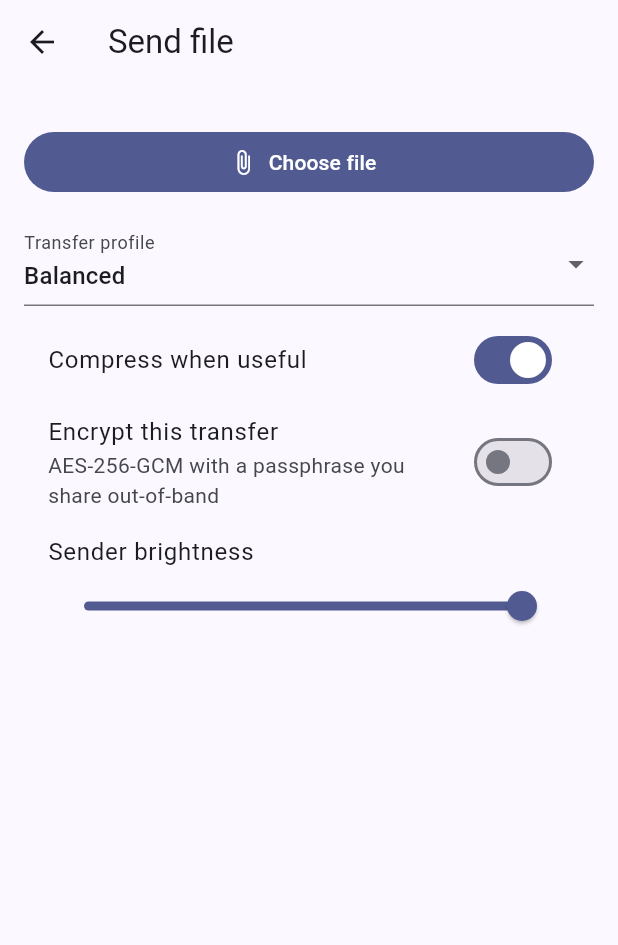
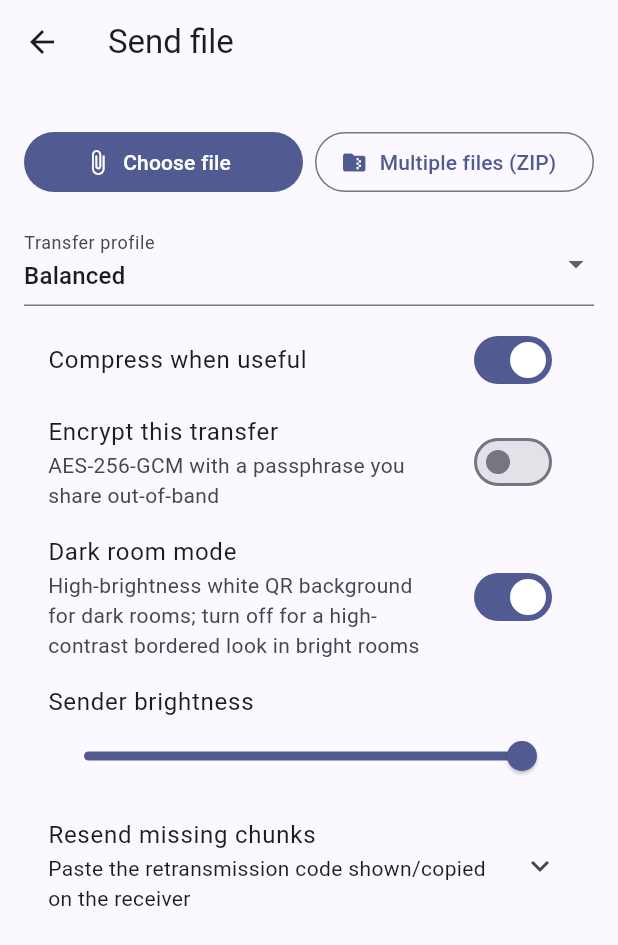
Before and after one commit to AvishkarKedar/qrdata, a Flutter app: the SendScreen screen opened directly, on a phone screen of 412 x 824 dp. Shown: the top 945 px of the screen. Run offline on Flutter 3.47's test engine with Material 3 defaults, Android fonts, the phone set to English and light mode, and no system bars; our stand-ins replace file_picker, qr_flutter, wakelock_plus; missing offline and left inert: cryptography, desktop_drop, mobile_scanner.

Commit message:
Send screen: batch ZIP transfer and sender-side retransmission apply

```diff
--- a/lib/screens/send_screen.dart
+++ b/lib/screens/send_screen.dart
@@ -1,6 +1,7 @@
 import 'dart:async';
 import 'dart:io';
 
+import 'package:archive/archive.dart';
 import 'package:desktop_drop/desktop_drop.dart';
 import 'package:file_picker/file_picker.dart';
 import 'package:flutter/foundation.dart';
@@ -10,6 +11,7 @@ import 'package:qr_flutter/qr_flutter.dart';
 import 'package:wakelock_plus/wakelock_plus.dart';
 
 import '../transfer/qr_encoder.dart';
+import '../transfer/retransmission.dart';
 import '../transfer/transfer_estimator.dart';
 import '../transfer/transfer_profile.dart';
 import '../widgets/artifact_preview.dart';
@@ -24,10 +26,19 @@ class SendScreen extends StatefulWidget {
 class _SendScreenState extends State<SendScreen> {
   final fpsOptions = const [10, 15, 30, 60, 90, 120];
   final passphraseController = TextEditingController();
+  final retransmissionController = TextEditingController();
   int fps = 15;
   TransferProfile profile = TransferProfile.balanced;
+
+  /// The complete frame set for the current transfer (manifest + all data +
+  /// FEC frames). `frames` below is what is actually looping on screen, and
+  /// may be a filtered subset while resending only missing chunks.
+  List<String> allFrames = [];
   List<String> frames = [];
-  PlatformFile? selectedFile;
+  String? resendNoticeText;
+
+  String? fileName;
+  int? fileSizeBytes;
   List<int>? selectedBytes;
   int frameIndex = 0;
   Timer? timer;
@@ -37,11 +48,13 @@ class _SendScreenState extends State<SendScreen> {
   bool encrypt = false;
   bool encoding = false;
   double brightness = 1.0;
+  bool roomIsDark = true;
 
   @override
   void dispose() {
     timer?.cancel();
     passphraseController.dispose();
+    retransmissionController.dispose();
     WakelockPlus.disable();
     super.dispose();
   }
@@ -49,35 +62,51 @@ class _SendScreenState extends State<SendScreen> {
   Future<void> pickFile() async {
     final result = await FilePicker.platform.pickFiles(withData: true, allowMultiple: false);
     if (result == null || result.files.isEmpty) return;
-    await loadPlatformFile(result.files.single);
+    final file = result.files.single;
+    final bytes = file.bytes ?? await File(file.path!).readAsBytes();
+    await _stageSelection(name: file.name, bytes: bytes);
+  }
+
+  Future<void> pickMultipleFilesAsZip() async {
+    final result = await FilePicker.platform.pickFiles(withData: true, allowMultiple: true);
+    if (result == null || result.files.isEmpty) return;
+
+    final archive = Archive();
+    for (final file in result.files) {
+      final bytes = file.bytes ?? await File(file.path!).readAsBytes();
+      archive.addFile(ArchiveFile(file.name, bytes.length, bytes));
+    }
+    final zipBytes = ZipEncoder().encode(archive);
+    if (zipBytes == null) return;
+
+    final stamp = DateTime.now().millisecondsSinceEpoch;
+    await _stageSelection(name: 'bundle_$stamp.zip', bytes: zipBytes, forceMimeType: 'application/zip');
   }
 
   Future<void> loadDroppedFile(String path) async {
     final file = File(path);
     final bytes = await file.readAsBytes();
-    await loadPlatformFile(PlatformFile(
-      name: path.split(Platform.pathSeparator).last,
-      size: bytes.length,
-      path: path,
-      bytes: bytes,
-    ));
+    await _stageSelection(name: path.split(Platform.pathSeparator).last, bytes: bytes);
   }
 
-  Future<void> loadPlatformFile(PlatformFile file) async {
-    final bytes = file.bytes ?? await File(file.path!).readAsBytes();
-
+  Future<void> _stageSelection({required String name, required List<int> bytes, String? forceMimeType}) async {
     if (encrypt && passphraseController.text.isEmpty) {
       setState(() {
-        selectedFile = file;
+        fileName = name;
+        fileSizeBytes = bytes.length;
         selectedBytes = bytes;
+        allFrames = [];
         frames = [];
         estimate = null;
       });
       return;
     }
+    await _encodeAndShow(name: name, bytes: bytes, forceMimeType: forceMimeType);
+  }
 
+  Future<void> _encodeAndShow({required String name, required List<int> bytes, String? forceMimeType}) async {
     setState(() => encoding = true);
-    final mimeType = lookupMimeType(file.name, headerBytes: bytes) ?? 'application/octet-stream';
+    final mimeType = forceMimeType ?? lookupMimeType(name, headerBytes: bytes) ?? 'application/octet-stream';
     final encoder = QRFileEncoder(
       chunkSize: profile.chunkSize,
       profile: profile,
@@ -85,7 +114,7 @@ class _SendScreenState extends State<SendScreen> {
       compressed: compress && _shouldCompress(mimeType),
     );
     final transfer = await encoder.encodeFile(
-      fileName: file.name,
+      fileName: name,
       mimeType: mimeType,
       bytes: bytes,
       passphrase: encrypt ? passphraseController.text : null,
@@ -93,9 +122,12 @@ class _SendScreenState extends State<SendScreen> {
 
     if (!mounted) return;
     setState(() {
-      selectedFile = file;
+      fileName = name;
+      fileSizeBytes = bytes.length;
       selectedBytes = bytes;
+      allFrames = transfer.frames;
       frames = transfer.frames;
+      resendNoticeText = null;
       frameIndex = 0;
       encoding = false;
       estimate = TransferEstimator.estimate(
@@ -104,6 +136,37 @@ class _SendScreenState extends State<SendScreen> {
         fps: fps,
         loopRedundancy: profile.loopRedundancy,
       );
+    });
+  }
+
+  void applyRetransmissionCode() {
+    final request = RetransmissionRequest.tryParse(retransmissionController.text.trim());
+    if (request == null || allFrames.isEmpty) {
+      ScaffoldMessenger.of(context).showSnackBar(
+        const SnackBar(content: Text('Could not read that retransmission code.')),
+      );
+      return;
+    }
+    final missingOnly = RetransmissionFilter.onlyMissingFrames(frames: allFrames, request: request);
+    if (missingOnly.isEmpty) {
+      ScaffoldMessenger.of(context).showSnackBar(
+        const SnackBar(content: Text('No matching chunks found for that transfer ID.')),
+      );
+      return;
+    }
+    final manifestFrame = allFrames.firstWhere((f) => f.startsWith('QRD1M|'), orElse: () => '');
+    setState(() {
+      frames = manifestFrame.isEmpty ? missingOnly : [manifestFrame, ...missingOnly];
+      frameIndex = 0;
+      resendNoticeText = 'Resending ${missingOnly.length} missing chunk(s) for transfer ${request.transferId}';
+    });
+  }
+
+  void resumeFullLoop() {
+    setState(() {
+      frames = allFrames;
+      frameIndex = 0;
+      resendNoticeText = null;
     });
   }
 
@@ -133,7 +196,7 @@ class _SendScreenState extends State<SendScreen> {
   Widget build(BuildContext context) {
     final currentFrame = frames.isEmpty ? null : frames[frameIndex];
     final isWindows = !kIsWeb && Platform.isWindows;
-    final needsPassphrase = encrypt && passphraseController.text.isEmpty && selectedFile != null;
+    final needsPassphrase = encrypt && passphraseController.text.isEmpty && fileName != null && allFrames.isEmpty;
 
     final content = ListView(
       padding: const EdgeInsets.all(16),
@@ -143,41 +206,53 @@ class _SendScreenState extends State<SendScreen> {
             color: isDragging ? Colors.indigo.shade50 : null,
             child: const Padding(
               padding: EdgeInsets.all(24),
-              child: Center(child: Text('Drag and drop a file here, or use Choose file')),
+              child: Center(child: Text('Drag and drop a file here, or use the buttons below')),
             ),
           ),
         const SizedBox(height: 12),
-        FilledButton.icon(onPressed: pickFile, icon: const Icon(Icons.attach_file), label: const Text('Choose file')),
+        Row(children: [
+          Expanded(
+            child: FilledButton.icon(onPressed: pickFile, icon: const Icon(Icons.attach_file), label: const Text('Choose file')),
+          ),
+          const SizedBox(width: 8),
+          Expanded(
+            child: OutlinedButton.icon(
+              onPressed: pickMultipleFilesAsZip,
+              icon: const Icon(Icons.folder_zip),
+              label: const Text('Multiple files (ZIP)'),
+            ),
+          ),
+        ]),
         const SizedBox(height: 16),
         DropdownButtonFormField<TransferProfile>(
           value: profile,
           decoration: const InputDecoration(labelText: 'Transfer profile'),
           items: TransferProfile.values.map((p) => DropdownMenuItem(value: p, child: Text(p.label))).toList(),
-          onChanged: (value) {
+          onChanged: (value) async {
             if (value == null) return;
             setState(() {
               profile = value;
               fps = value.recommendedFps;
             });
-            if (selectedFile != null) loadPlatformFile(selectedFile!);
+            if (fileName != null && selectedBytes != null) await _encodeAndShow(name: fileName!, bytes: selectedBytes!);
           },
         ),
         const SizedBox(height: 8),
         SwitchListTile(
           title: const Text('Compress when useful'),
           value: compress,
-          onChanged: (v) {
+          onChanged: (v) async {
             setState(() => compress = v);
-            if (selectedFile != null) loadPlatformFile(selectedFile!);
+            if (fileName != null && selectedBytes != null) await _encodeAndShow(name: fileName!, bytes: selectedBytes!);
           },
         ),
         SwitchListTile(
           title: const Text('Encrypt this transfer'),
           subtitle: const Text('AES-256-GCM with a passphrase you share out-of-band'),
           value: encrypt,
-          onChanged: (v) {
+          onChanged: (v) async {
             setState(() => encrypt = v);
-            if (selectedFile != null) loadPlatformFile(selectedFile!);
+            if (fileName != null && selectedBytes != null && !encrypt) await _encodeAndShow(name: fileName!, bytes: selectedBytes!);
           },
         ),
         if (encrypt)
@@ -194,15 +269,55 @@ class _SendScreenState extends State<SendScreen> {
                 ),
                 const SizedBox(width: 8),
                 FilledButton(
-                  onPressed: selectedFile == null ? null : () => loadPlatformFile(selectedFile!),
+                  onPressed: (fileName == null || selectedBytes == null)
+                      ? null
+                      : () => _encodeAndShow(name: fileName!, bytes: selectedBytes!),
                   child: const Text('Apply'),
                 ),
               ],
             ),
           ),
+        SwitchListTile(
+          title: const Text('Dark room mode'),
+          subtitle: const Text('High-brightness white QR background for dark rooms; turn off for a high-contrast bordered look in bright rooms'),
+          value: roomIsDark,
+          onChanged: (v) => setState(() {
+            roomIsDark = v;
+            brightness = v ? 1.0 : 0.85;
+          }),
+        ),
         ListTile(
           title: const Text('Sender brightness'),
           subtitle: Slider(value: brightness, min: 0.4, max: 1.0, onChanged: (v) => setState(() => brightness = v)),
+        ),
+        ExpansionTile(
+          title: const Text('Resend missing chunks'),
+          subtitle: const Text('Paste the retransmission code shown/copied on the receiver'),
+          children: [
+            Padding(
+              padding: const EdgeInsets.symmetric(horizontal: 16, vertical: 8),
+              child: Column(
+                crossAxisAlignment: CrossAxisAlignment.stretch,
+                children: [
+                  TextField(
+                    controller: retransmissionController,
+                    decoration: const InputDecoration(labelText: 'Retransmission code (QRD1R|...)'),
+                    maxLines: 2,
+                  ),
+                  const SizedBox(height: 8),
+                  Row(children: [
+                    Expanded(child: FilledButton(onPressed: applyRetransmissionCode, child: const Text('Resend those chunks'))),
+                    const SizedBox(width: 8),
+                    Expanded(child: OutlinedButton(onPressed: allFrames.isEmpty ? null : resumeFullLoop, child: const Text('Back to full loop'))),
+                  ]),
+                  if (resendNoticeText != null) ...[
+                    const SizedBox(height: 8),
+                    Text(resendNoticeText!, style: const TextStyle(fontWeight: FontWeight.w600)),
+                  ],
+                ],
+              ),
+            ),
+          ],
         ),
         if (encoding) const Center(child: Padding(padding: EdgeInsets.all(16), child: CircularProgressIndicator())),
         if (needsPassphrase)
@@ -210,11 +325,11 @@ class _SendScreenState extends State<SendScreen> {
             padding: EdgeInsets.symmetric(vertical: 8),
             child: Text('Enter a passphrase and press Apply to generate encrypted QR frames.'),
           ),
-        if (selectedFile != null && frames.isNotEmpty) ...[
-          Text('File: ${selectedFile!.name}'),
-          Text('Size: ${selectedFile!.size} bytes'),
+        if (fileName != null && frames.isNotEmpty) ...[
+          Text('File: $fileName'),
+          Text('Size: $fileSizeBytes bytes'),
           const SizedBox(height: 8),
-          ArtifactPreview(fileName: selectedFile!.name, bytes: selectedBytes),
+          ArtifactPreview(fileName: fileName!, bytes: selectedBytes),
           const SizedBox(height: 16),
           DropdownButtonFormField<int>(
             value: fps,
@@ -225,8 +340,8 @@ class _SendScreenState extends State<SendScreen> {
               setState(() {
                 fps = value;
                 estimate = TransferEstimator.estimate(
-                  fileSizeBytes: selectedFile!.size,
-                  frameCount: frames.length,
+                  fileSizeBytes: fileSizeBytes!,
+                  frameCount: allFrames.length,
                   fps: fps,
                   loopRedundancy: profile.loopRedundancy,
                 );
@@ -235,14 +350,17 @@ class _SendScreenState extends State<SendScreen> {
           ),
           const SizedBox(height: 8),
           if (estimate != null)
-            Text('Estimated transfer: ${estimate!.humanTime} (${frames.length} frames x ${profile.loopRedundancy} loops)'),
+            Text('Estimated transfer: ${estimate!.humanTime} (${allFrames.length} frames x ${profile.loopRedundancy} loops)'),
           const SizedBox(height: 16),
           Center(
             child: currentFrame == null
                 ? const SizedBox.shrink()
                 : Container(
                     color: Colors.white.withOpacity(brightness),
-                    padding: const EdgeInsets.all(12),
+                    padding: EdgeInsets.all(roomIsDark ? 12 : 4),
+                    decoration: roomIsDark
+                        ? null
+                        : BoxDecoration(border: Border.all(color: Colors.black, width: 3)),
                     child: QrImageView(data: currentFrame, version: QrVersions.auto, size: 340, backgroundColor: Colors.white),
                   ),
           ),
```
